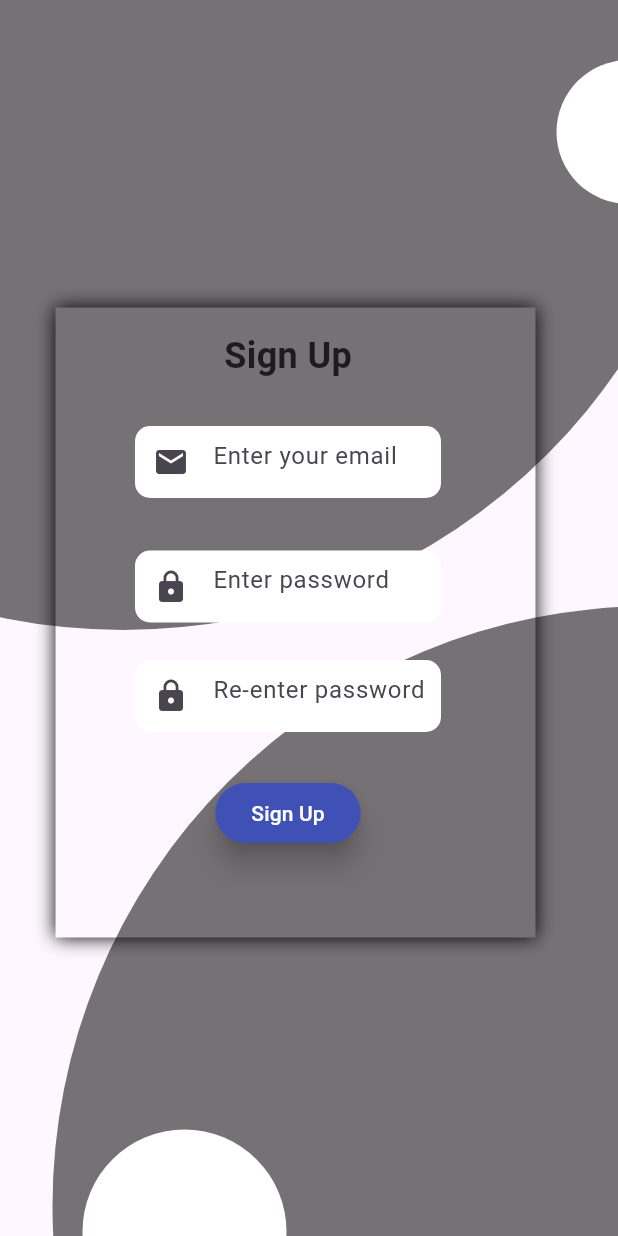
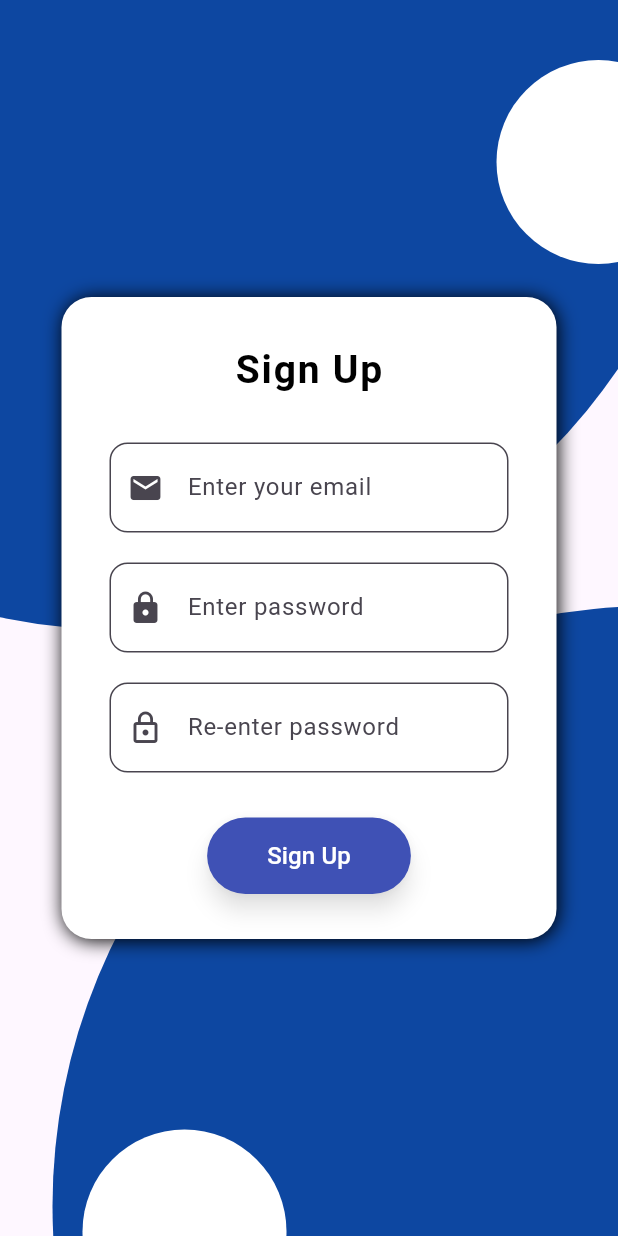
Before and after one commit to kaungkhantluke-dev/myapp, a Flutter app: the screen it shows after launch, after a tap on "Sign Up", on a phone screen of 412 x 824 dp. Run offline on Flutter 3.47's test engine with Material 3 defaults, Android fonts, the phone set to English and light mode, and no system bars.

Commit message:
added landingpage, routes and made UI look good and adjusted  textfield and text

```diff
--- /dev/null
+++ b/lib/loginUI/landingpage.dart
@@ -0,0 +1,73 @@
+import 'package:flutter/material.dart';
+
+class LandingPage extends StatelessWidget {
+  const LandingPage({super.key});
+
+  @override
+  Widget build(BuildContext context) {
+    return Scaffold(
+      body: Stack(
+        children: [
+          // Background Image
+          SizedBox.expand(
+            child: Image.asset(
+              'assets/images/landing_bg.jpg',
+              fit: BoxFit.cover,
+            ),
+          ),
+
+          // Overlay Content
+          Container(
+            color: Colors.black12,
+            child: Center(
+              child: Column(
+                mainAxisAlignment: MainAxisAlignment.center,
+                children: [
+                  const Icon(
+                    Icons.health_and_safety,
+                    size: 100,
+                    color: Colors.white,
+                  ),
+                  const SizedBox(height: 20),
+                  const Text(
+                    "Welcome to MedQ&A App",
+                    style: TextStyle(
+                      color: Colors.white,
+                      fontSize: 28,
+                      fontWeight: FontWeight.bold,
+                    ),
+                  ),
+                  const SizedBox(height: 40),
+
+                  ElevatedButton(
+                    style: ElevatedButton.styleFrom(
+                      backgroundColor: Colors.white,
+                      foregroundColor: Colors.indigo,
+                      padding: const EdgeInsets.symmetric(horizontal: 40),
+                    ),
+                    onPressed: () {
+                      Navigator.pushNamed(context, '/login');
+                    },
+                    child: const Text("Login"),
+                  ),
+                  const SizedBox(height: 16),
+                  OutlinedButton(
+                    style: OutlinedButton.styleFrom(
+                      foregroundColor: Colors.white,
+                      side: const BorderSide(color: Colors.white),
+                      padding: const EdgeInsets.symmetric(horizontal: 36),
+                    ),
+                    onPressed: () {
+                      Navigator.pushNamed(context, '/signup');
+                    },
+                    child: const Text("Sign Up"),
+                  ),
+                ],
+              ),
+            ),
+          ),
+        ],
+      ),
+    );
+  }
+}
--- a/lib/loginUI/signup.dart
+++ b/lib/loginUI/signup.dart
@@ -7,114 +7,146 @@ class SignUp extends StatelessWidget {
   Widget build(BuildContext context) {
     return Scaffold(
       body: Stack(
-        clipBehavior: Clip.none,
         children: [
+          // Background circles
           Positioned(
             right: -70,
             top: -380,
-            child: CircleAvatar(backgroundColor: Colors.black54, radius: 400),
+            child: CircleAvatar(
+              backgroundColor: Colors.blue.shade900,
+              radius: 400,
+            ),
           ),
           Positioned(
             right: -55,
             top: 40,
-            child: CircleAvatar(backgroundColor: Colors.white, radius: 48),
+            child: CircleAvatar(backgroundColor: Colors.white, radius: 68),
           ),
           Positioned(
             left: 35,
             bottom: -380,
-            child: CircleAvatar(backgroundColor: Colors.black54, radius: 400),
+            child: CircleAvatar(
+              backgroundColor: Colors.blue.shade900,
+              radius: 400,
+            ),
           ),
           Positioned(
             left: 55,
             bottom: -65,
             child: CircleAvatar(backgroundColor: Colors.white, radius: 68),
           ),
-          Positioned(
-            top: 200,
-            right: 60,
+          // Sign up card
+          Center(
+            child: SingleChildScrollView(
+              padding: const EdgeInsets.symmetric(horizontal: 24.0),
               child: Container(
+                width: 330,
+                padding: const EdgeInsets.symmetric(
+                  horizontal: 32,
+                  vertical: 30,
+                ),
                 decoration: BoxDecoration(
+                  color: Colors.white,
+                  borderRadius: BorderRadius.circular(20),
                   boxShadow: [
                     BoxShadow(
                       color: Colors.black,
                       blurRadius: 10,
-                    offset: Offset(5, 5),
-                    blurStyle: BlurStyle.outer,
+                      offset: const Offset(1, 1),
                     ),
                   ],
                 ),
-              width: 320,
-              height: 420,
-              padding: EdgeInsets.symmetric(horizontal: 50, vertical: 20),
                 child: Column(
                   crossAxisAlignment: CrossAxisAlignment.center,
                   children: [
-                  Text(
+                    const Text(
                       'Sign Up',
-                    style: TextStyle(fontSize: 24, fontWeight: FontWeight.bold),
-                  ),
-                  Container(
-                    padding: EdgeInsets.symmetric(horizontal: 8, vertical: 30),
-                    child: DecoratedBox(
-                      decoration: BoxDecoration(
-                        color: Colors.white,
-                        borderRadius: BorderRadius.circular(10),
-                      ),
-                      child: TextField(
-                        decoration: InputDecoration(
-                          border: InputBorder.none,
-                          prefixIcon: Icon(Icons.email),
-                          hintText: 'Enter your email',
+                      style: TextStyle(
+                        fontSize: 26,
+                        fontWeight: FontWeight.bold,
+                        color: Colors.black,
+                        letterSpacing: 1.2,
                       ),
                     ),
+                    const SizedBox(height: 30),
+                    // Email field
+                    TextField(
+                      decoration: InputDecoration(
+                        prefixIcon: const Icon(Icons.email),
+                        hintText: 'Enter your email',
+                        filled: true,
+                        fillColor: Colors.white,
+                        contentPadding: const EdgeInsets.symmetric(
+                          vertical: 18,
                         ),
-                  ),
-                  Container(
-                    padding: EdgeInsets.symmetric(horizontal: 8, vertical: 5),
-                    child: DecoratedBox(
-                      decoration: BoxDecoration(
-                        color: Colors.white,
-                        borderRadius: BorderRadius.circular(10),
-                      ),
-                      child: TextField(
-                        obscureText: true,
-                        decoration: InputDecoration(
-                          border: InputBorder.none,
-                          prefixIcon: Icon(Icons.lock),
-                          hintText: 'Enter password',
-                        ),
-                      ),
-                    ),
-                  ),
-                  const SizedBox(height: 10),
-                  Container(
-                    padding: EdgeInsets.symmetric(horizontal: 8, vertical: 10),
-                    child: DecoratedBox(
-                      decoration: BoxDecoration(
-                        color: Colors.white,
-                        borderRadius: BorderRadius.circular(10),
-                      ),
-                      child: TextField(
-                        obscureText: true,
-                        decoration: InputDecoration(
-                          border: InputBorder.none,
-                          prefixIcon: Icon(Icons.lock),
-                          hintText: 'Re-enter password',
-                        ),
+                        border: OutlineInputBorder(
+                          borderRadius: BorderRadius.circular(12),
+                          borderSide: const BorderSide(),
                         ),
                       ),
                     ),
                     const SizedBox(height: 20),
+                    // Password field
+                    TextField(
+                      obscureText: true,
+                      decoration: InputDecoration(
+                        prefixIcon: const Icon(Icons.lock),
+                        hintText: 'Enter password',
+                        filled: true,
+                        fillColor: Colors.white,
+                        contentPadding: const EdgeInsets.symmetric(
+                          vertical: 18,
+                        ),
+                        border: OutlineInputBorder(
+                          borderRadius: BorderRadius.circular(12),
+                          borderSide: const BorderSide(),
+                        ),
+                      ),
+                    ),
+                    const SizedBox(height: 20),
+                    // Re-enter Password field
+                    TextField(
+                      obscureText: true,
+                      decoration: InputDecoration(
+                        prefixIcon: const Icon(Icons.lock_outline),
+                        hintText: 'Re-enter password',
+                        filled: true,
+                        fillColor: Colors.white,
+                        contentPadding: const EdgeInsets.symmetric(
+                          vertical: 18,
+                        ),
+                        border: OutlineInputBorder(
+                          borderRadius: BorderRadius.circular(12),
+                          borderSide: const BorderSide(),
+                        ),
+                      ),
+                    ),
+                    const SizedBox(height: 30),
+                    // Sign Up button
                     ElevatedButton(
                       style: ElevatedButton.styleFrom(
                         backgroundColor: Colors.indigo,
                         foregroundColor: Colors.white,
-                      elevation: 8,
+                        elevation: 6,
+                        padding: const EdgeInsets.symmetric(
+                          horizontal: 40,
+                          vertical: 14,
                         ),
-                    onPressed: () {},
-                    child: Text('Sign Up'),
+                        shape: RoundedRectangleBorder(
+                          borderRadius: BorderRadius.circular(30),
+                        ),
+                        shadowColor: Colors.black54,
+                      ),
+                      onPressed: () {
+                        Navigator.pushNamed(context, '/login');
+                      },
+                      child: const Text(
+                        'Sign Up',
+                        style: TextStyle(fontSize: 16),
+                      ),
                     ),
                   ],
+                ),
               ),
             ),
           ),
--- a/lib/main.dart
+++ b/lib/main.dart
@@ -1,5 +1,7 @@
 import 'package:flutter/material.dart';
 import 'package:myapp/loginUI/signup.dart';
+import 'package:myapp/loginUI/login.dart';
+import 'package:myapp/loginUI/landingpage.dart';
 
 void main() {
   runApp(const MyApp());
@@ -11,9 +13,14 @@ class MyApp extends StatelessWidget {
   @override
   Widget build(BuildContext context) {
     return MaterialApp(
-      title: 'Flutter',
+      title: 'Medical Q&A App',
       debugShowCheckedModeBanner: false,
-      home: const SignUp(),
+      initialRoute: '/',
+      routes: {
+        '/': (context) => const LandingPage(),
+        '/login': (context) => const LogIn(),
+        '/signup': (context) => const SignUp(),
+      },
     );
   }
 }
--- a/pubspec.yaml
+++ b/pubspec.yaml
@@ -57,9 +57,8 @@ flutter:
   uses-material-design: true
 
   # To add assets to your application, add an assets section, like this:
-  # assets:
-  #   - images/a_dot_burr.jpeg
-  #   - images/a_dot_ham.jpeg
+  assets:
+    - assets/images/landing_bg.jpg
 
   # An image asset can refer to one or more resolution-specific "variants", see
   # https://flutter.dev/to/resolution-aware-images
```
Also changed, not shown: lib/loginUI/login.dart (+54 -57 lines), assets/images/landing_bg.jpg (added). Lines whose indentation alone changed are shown as unchanged.
